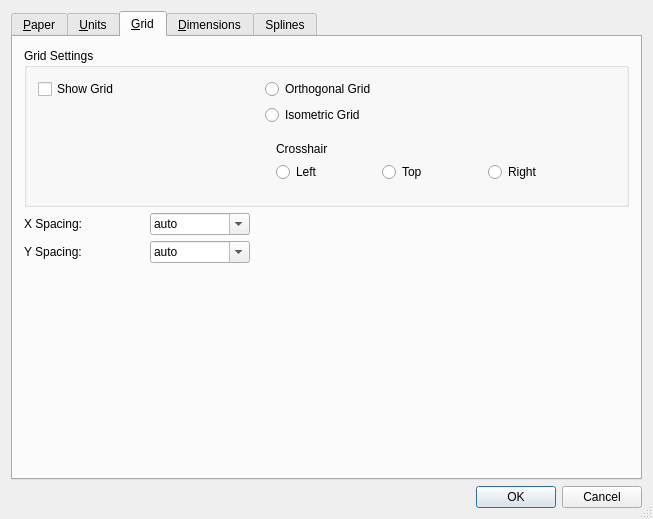
This is librecad/src/ui/forms/qg_dlgoptionsdrawing.ui in LibreCAD/LibreCAD as Qt 5 draws it before an edit. The edited form follows.
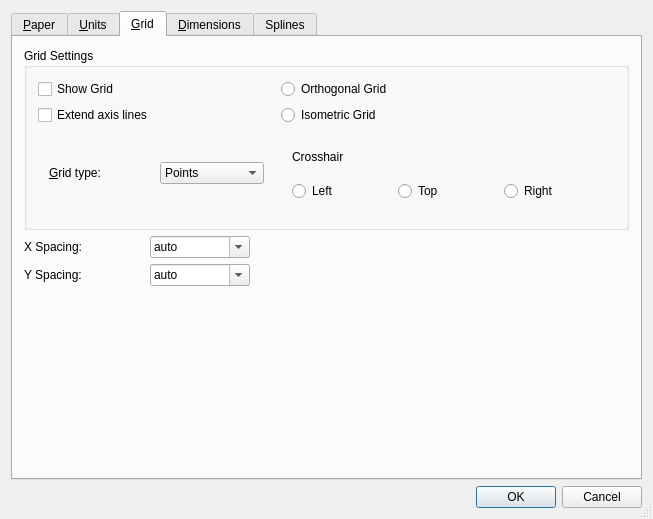
This is the edited form. The open tabs and pages were chosen to show the change. Custom widgets are drawn as their Qt base class.

Commit message: Solved issue #1477 and extended axis lines

Diff of the .ui file:
```diff
--- a/librecad/src/ui/forms/qg_dlgoptionsdrawing.ui
+++ b/librecad/src/ui/forms/qg_dlgoptionsdrawing.ui
@@ -589,6 +589,78 @@
             </property>
            </widget>
           </item>
+          <item row="1" column="0">
+           <widget class="QCheckBox" name="cbExtendAxisLines">
+            <property name="text">
+             <string>Extend axis lines</string>
+            </property>
+           </widget>
+          </item>
+
+          <item row="2" column="0">
+            <widget class="QWidget" name="widget" native="true">
+              <property name="sizePolicy">
+               <sizepolicy hsizetype="MinimumExpanding" vsizetype="MinimumExpanding">
+                <horstretch>0</horstretch>
+                <verstretch>0</verstretch>
+               </sizepolicy>
+              </property>
+              <property name="minimumSize">
+               <size>
+                <width>0</width>
+                <height>0</height>
+               </size>
+              </property>
+              <property name="maximumSize">
+               <size>
+                <width>16777215</width>
+                <height>16777215</height>
+               </size>
+              </property>
+              <layout class="QGridLayout" name="gridLayout_12">
+                <item row="0" column="0">
+                 <widget class="QLabel" name="lGridType">
+                  <property name="text">
+                   <string>&amp;Grid type:</string>
+                  </property>
+                  <property name="wordWrap">
+                   <bool>false</bool>
+                  </property>
+                  <property name="buddy">
+                   <cstring>cbGridType</cstring>
+                  </property>
+                 </widget>
+                </item>
+                <item row="0" column="1">
+                 <widget class="QComboBox" name="cbGridType">
+                  <property name="minimumSize">
+                   <size>
+                    <width>100</width>
+                    <height>0</height>
+                   </size>
+                  </property>
+                  <property name="editable">
+                   <bool>false</bool>
+                  </property>
+                  <property name="currentIndex">
+                   <number>0</number>
+                  </property>
+                  <item>
+                   <property name="text">
+                    <string>Points</string>
+                   </property>
+                  </item>
+                  <item>
+                   <property name="text">
+                    <string>Lines</string>
+                   </property>
+                  </item>
+                 </widget>
+                </item>
+              </layout>
+            </widget>
+          </item>
+
           <item row="0" column="1">
            <widget class="QRadioButton" name="rbOrthogonalGrid">
             <property name="toolTip">
```
The commit also changes 3 other files.
